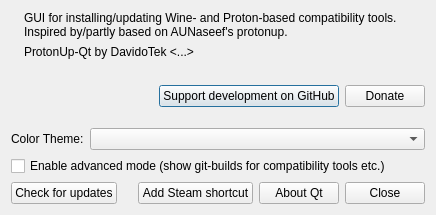
The window that pupgui2/resources/ui/pupgui2_aboutdialog.ui (DavidoTek/ProtonUp-Qt) describes before a commit, drawn with Qt 5.
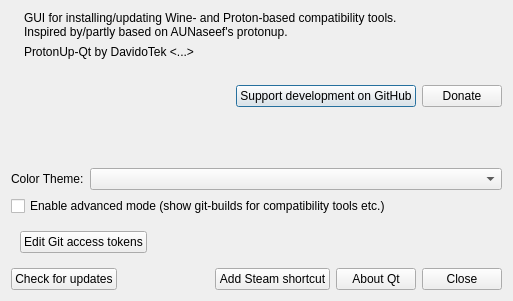
The same window after the commit.

Commit message: AboutDialog: Add button for Edit Git Access Tokens

What changed in the file:
```diff
--- a/pupgui2/resources/ui/pupgui2_aboutdialog.ui
+++ b/pupgui2/resources/ui/pupgui2_aboutdialog.ui
@@ -6,8 +6,8 @@
    <rect>
     <x>0</x>
     <y>0</y>
-    <width>436</width>
-    <height>215</height>
+    <width>513</width>
+    <height>301</height>
    </rect>
   </property>
   <property name="windowTitle">
@@ -148,6 +148,32 @@
      </item>
     </layout>
    </item>
+   <item>
+    <widget class="QWidget" name="layoutAdvancedOptions" native="true">
+     <layout class="QHBoxLayout" name="horizontalLayout_4">
+      <item>
+       <widget class="QPushButton" name="btnEditGitAccessTokens">
+        <property name="text">
+         <string>Edit Git access tokens</string>
+        </property>
+       </widget>
+      </item>
+      <item>
+       <spacer name="horizontalSpacer_3">
+        <property name="orientation">
+         <enum>Qt::Orientation::Horizontal</enum>
+        </property>
+        <property name="sizeHint" stdset="0">
+         <size>
+          <width>40</width>
+          <height>20</height>
+         </size>
+        </property>
+       </spacer>
+      </item>
+     </layout>
+    </widget>
+   </item>
    <item>
     <layout class="QHBoxLayout" name="horizontalLayout">
      <item>
```
Left out of the diff: 6 changed lines with no effect on the pictures. The commit also changes 2 other files.
